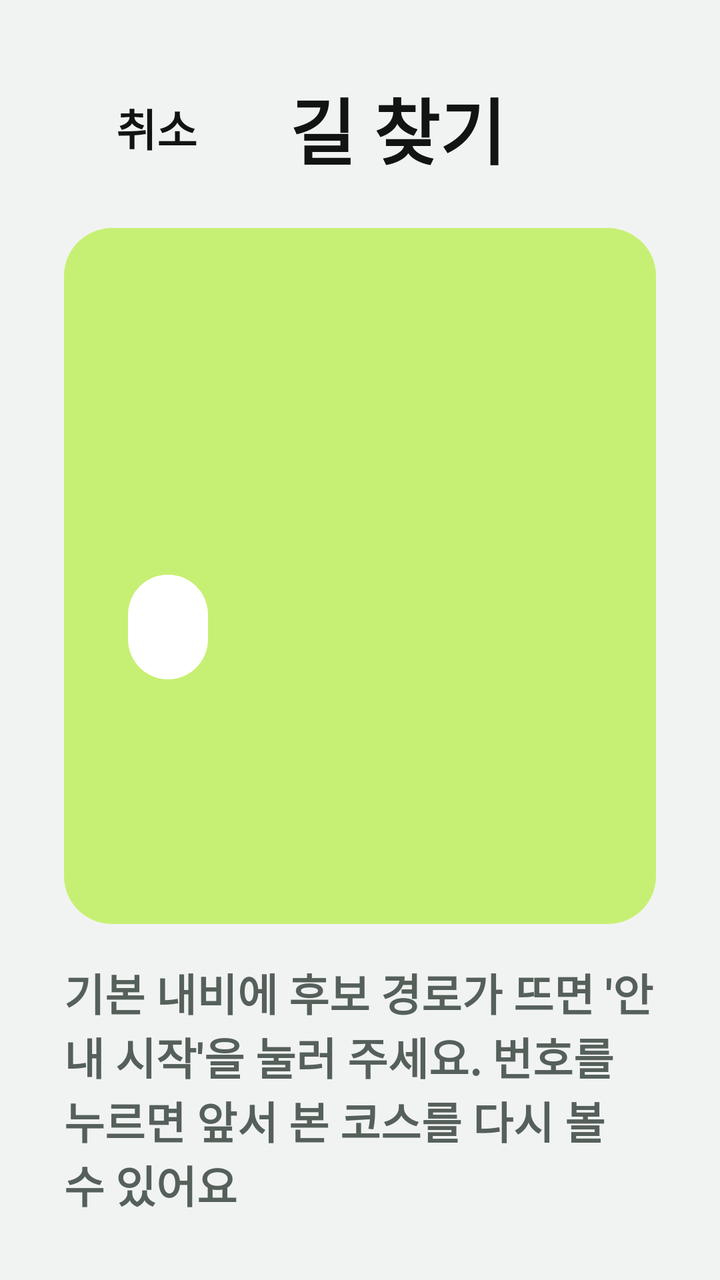
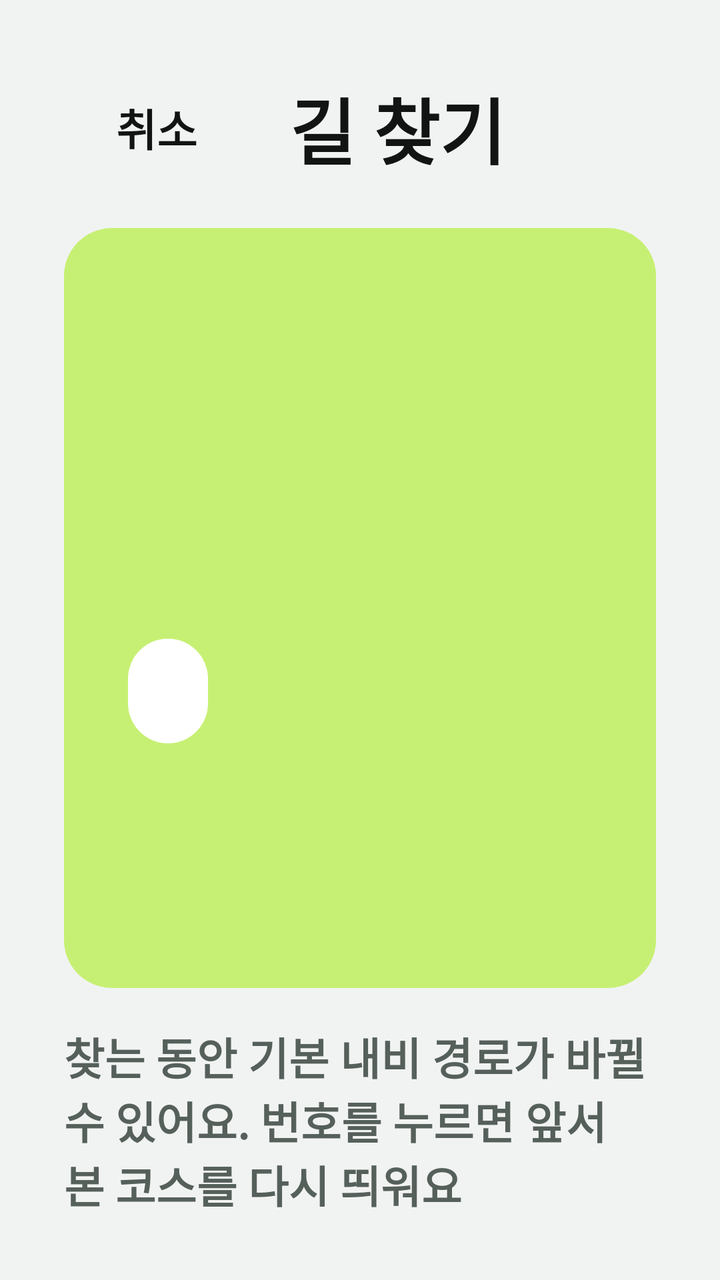

The first picture is an Android layout as it rendered before a commit; the second is the same layout after the commit. The layout source and the unified diff follow.
<!-- AndroidManifest.xml: application theme Theme.Jeonunbochocar -->
<!-- res/layout/screen_searching.xml -->
<?xml version="1.0" encoding="utf-8"?>
<LinearLayout xmlns:android="http://schemas.android.com/apk/res/android"
    xmlns:app="http://schemas.android.com/apk/res-auto"
    android:layout_width="match_parent"
    android:layout_height="match_parent"
    android:orientation="vertical"
    android:padding="32dp">

    <LinearLayout
        android:layout_width="match_parent"
        android:layout_height="wrap_content"
        android:gravity="center_vertical"
        android:orientation="horizontal">

        <Button
            android:id="@+id/btnBack"
            style="@style/Jb.Button.Back"
            android:layout_width="wrap_content"
            android:layout_height="64dp"
            android:layout_marginEnd="20dp"
            android:paddingStart="26dp"
            android:paddingEnd="26dp"
            android:text="취소"
            app:icon="@null" />

        <TextView
            style="@style/Jb.HeaderTitle"
            android:text="길 찾기" />
    </LinearLayout>

    <LinearLayout
        android:layout_width="match_parent"
        android:layout_height="0dp"
        android:layout_marginTop="18dp"
        android:layout_weight="1"
        android:background="@drawable/bg_block"
        android:backgroundTint="@color/jb_lime"
        android:gravity="bottom"
        android:orientation="vertical"
        android:padding="32dp">

        <TextView
            android:id="@+id/searchTitle"
            style="@style/Jb.OnBlock"
            android:background="@drawable/bg_pill"
            android:paddingHorizontal="20dp"
            android:paddingVertical="10dp"
            android:textSize="24sp" />

        
        <LinearLayout
            android:id="@+id/searchAttemptLine"
            android:layout_width="wrap_content"
            android:layout_height="wrap_content"
            android:layout_marginTop="16dp"
            android:orientation="horizontal"
            android:visibility="gone">

            <TextView
                android:id="@+id/searchAttempt"
                style="@style/Jb.OnBlock"
                android:includeFontPadding="false"
                android:letterSpacing="-0.06"
                android:textSize="180sp" />

            <TextView
                android:id="@+id/searchTotal"
                style="@style/Jb.OnBlock"
                android:textSize="72sp" />
        </LinearLayout>

        <TextView
            android:id="@+id/searchProgress"
            style="@style/Jb.OnBlock"
            android:layout_marginTop="16dp"
            android:textSize="30sp" />

        
        <LinearLayout
            android:id="@+id/searchSteps"
            android:layout_width="match_parent"
            android:layout_height="12dp"
            android:layout_marginTop="22dp"
            android:orientation="horizontal" />
    </LinearLayout>


    <TextView
        style="@style/Jb.Label"
        android:layout_marginTop="18dp"
        android:text="기본 내비에 후보 경로가 뜨면 '안내 시작'을 눌러 주세요. 번호를 누르면 앞서 본 코스를 다시 볼 수 있어요" />
</LinearLayout>
<!-- resources referenced by this layout -->
<resources>
  <color name="jb_lime">#C6F073</color>
  <!-- drawable bg_block (drawable) -->
  <?xml version="1.0" encoding="utf-8"?>
  <shape xmlns:android="http://schemas.android.com/apk/res/android">
      <solid android:color="@color/white" />
      <corners android:radius="24dp" />
  </shape>
  <!-- drawable bg_pill (drawable) -->
  <?xml version="1.0" encoding="utf-8"?>
  <shape xmlns:android="http://schemas.android.com/apk/res/android">
      <solid android:color="@color/white" />
      <corners android:radius="999dp" />
  </shape>
  <style name="Jb.Button.Back">
          <item name="cornerRadius">32dp</item>
          <item name="icon">@drawable/ic_chevron_left</item>
          <item name="iconTint">@color/jb_text</item>
          <item name="iconPadding">6dp</item>
          <item name="android:minHeight">64dp</item>
          <item name="android:paddingStart">14dp</item>
          <item name="android:paddingEnd">24dp</item>
      </style>
  <style name="Jb.HeaderTitle" parent="">
          <item name="android:layout_width">wrap_content</item>
          <item name="android:layout_height">wrap_content</item>
          <item name="android:textColor">@color/jb_text</item>
          <item name="android:textSize">36sp</item>
          <item name="android:textStyle">bold</item>
      </style>
  <style name="Jb.Label" parent="">
          <item name="android:layout_width">wrap_content</item>
          <item name="android:layout_height">wrap_content</item>
          <item name="android:textColor">@color/jb_text_secondary</item>
          <item name="android:textSize">22sp</item>
          <item name="android:textStyle">bold</item>
      </style>
  <style name="Jb.OnBlock" parent="">
          <item name="android:layout_width">wrap_content</item>
          <item name="android:layout_height">wrap_content</item>
          <item name="android:textColor">@color/jb_on_block</item>
          <item name="android:textSize">22sp</item>
          <item name="android:textStyle">bold</item>
      </style>
  <color name="white">#FFFFFFFF</color>
  <!-- drawable ic_chevron_left (drawable) -->
  <?xml version="1.0" encoding="utf-8"?>
  <vector xmlns:android="http://schemas.android.com/apk/res/android"
      android:width="24dp"
      android:height="24dp"
      android:viewportWidth="24"
      android:viewportHeight="24">
      <path
          android:fillColor="#FFFFFFFF"
          android:pathData="M15.41,7.41L14,6l-6,6 6,6 1.41,-1.41L10.83,12z" />
  </vector>
  <color name="jb_text">#111413</color>
  <color name="jb_text_secondary">#56605B</color>
  <color name="jb_on_block">#111413</color>
  <color name="jb_primary">#111413</color>
  <color name="jb_on_primary">#F1F3F2</color>
  <color name="jb_background">#F1F3F2</color>
  <style name="Jb.Text" parent="Widget.AppCompat.TextView">
          <item name="android:textColor">@color/jb_text</item>
      </style>
  <style name="Jb.Button" parent="Widget.MaterialComponents.Button.UnelevatedButton">
          <item name="backgroundTint">@color/jb_surface</item>
          <item name="android:textColor">@color/jb_text</item>
          <item name="android:textSize">22sp</item>
          <item name="android:textStyle">bold</item>
          <item name="android:textAllCaps">false</item>
          <item name="android:letterSpacing">0</item>
          <item name="cornerRadius">20dp</item>
          <item name="android:insetTop">0dp</item>
          <item name="android:insetBottom">0dp</item>
      </style>
  <color name="jb_surface">#FFFFFF</color>
  <!-- unchanged entries left out for length: 1 -->
</resources>

<!-- the commit's change to res/layout/screen_searching.xml (unified diff, before → after) -->
@@ -88,5 +88,5 @@
     <TextView
         style="@style/Jb.Label"
         android:layout_marginTop="18dp"
-        android:text="기본 내비에 후보 경로가 뜨면 '안내 시작'을 눌러 주세요. 번호를 누르면 앞서 본 코스를 다시 볼 수 있어요" />
+        android:text="찾는 동안 기본 내비 경로가 바뀔 수 있어요. 번호를 누르면 앞서 본 코스를 다시 띄워요" />
 </LinearLayout>
